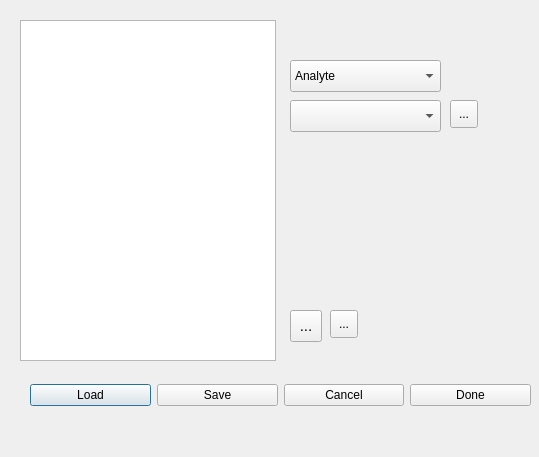
Before: the Qt Designer form designer/FieldSelectionDialog.ui in dhasterok/LaserMapExplorer, drawn with Qt 5.
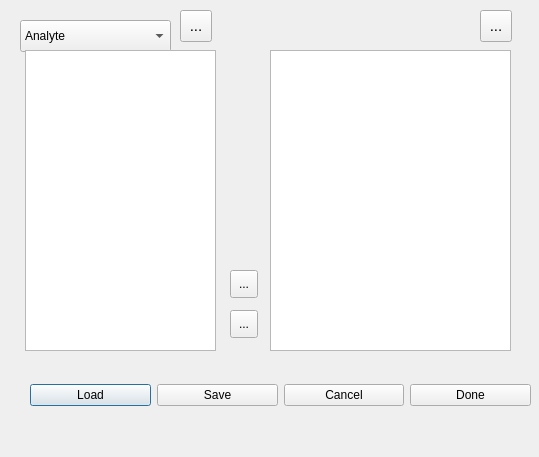
After: the same form once the commit is applied. Icons and pictures are not drawn.

```diff
--- a/designer/FieldSelectionDialog.ui
+++ b/designer/FieldSelectionDialog.ui
@@ -16,8 +16,8 @@
   <widget class="QComboBox" name="comboBoxFieldType">
    <property name="geometry">
     <rect>
-     <x>290</x>
-     <y>60</y>
+     <x>20</x>
+     <y>20</y>
      <width>151</width>
      <height>32</height>
     </rect>
@@ -71,23 +71,10 @@
     </property>
    </item>
   </widget>
-  <widget class="QComboBox" name="comboBoxField">
-   <property name="geometry">
-    <rect>
-     <x>290</x>
-     <y>100</y>
-     <width>151</width>
-     <height>32</height>
-    </rect>
-   </property>
-   <property name="toolTip">
-    <string>Select profile field</string>
-   </property>
-  </widget>
   <widget class="QToolButton" name="toolButtonRemoveField">
    <property name="geometry">
     <rect>
-     <x>330</x>
+     <x>230</x>
      <y>310</y>
      <width>28</width>
      <height>28</height>
@@ -131,8 +118,8 @@
   <widget class="QToolButton" name="toolButtonAddField">
    <property name="geometry">
     <rect>
-     <x>450</x>
-     <y>100</y>
+     <x>230</x>
+     <y>270</y>
      <width>28</width>
      <height>28</height>
     </rect>
@@ -209,8 +196,8 @@
   <widget class="QToolButton" name="toolButtonSortField">
    <property name="geometry">
     <rect>
-     <x>290</x>
-     <y>310</y>
+     <x>180</x>
+     <y>10</y>
      <width>32</width>
      <height>32</height>
     </rect>
@@ -257,10 +244,68 @@
   <widget class="QListWidget" name="listWidgetFieldList">
    <property name="geometry">
     <rect>
-     <x>20</x>
-     <y>20</y>
-     <width>256</width>
-     <height>341</height>
+     <x>25</x>
+     <y>50</y>
+     <width>191</width>
+     <height>301</height>
+    </rect>
+   </property>
+  </widget>
+  <widget class="QToolButton" name="toolButtonSortSelectedFields">
+   <property name="geometry">
+    <rect>
+     <x>480</x>
+     <y>10</y>
+     <width>32</width>
+     <height>32</height>
+    </rect>
+   </property>
+   <property name="minimumSize">
+    <size>
+     <width>32</width>
+     <height>32</height>
+    </size>
+   </property>
+   <property name="maximumSize">
+    <size>
+     <width>32</width>
+     <height>32</height>
+    </size>
+   </property>
+   <property name="font">
+    <font>
+     <pointsize>11</pointsize>
+     <bold>false</bold>
+     <stylestrategy>PreferDefault</stylestrategy>
+    </font>
+   </property>
+   <property name="toolTip">
+    <string>Select method for sorting analytes</string>
+   </property>
+   <property name="text">
+    <string>...</string>
+   </property>
+   <property name="icon">
+    <iconset resource="../resources.qrc">
+     <normaloff>:/resources/icons/icon-sort-64.svg</normaloff>:/resources/icons/icon-sort-64.svg</iconset>
+   </property>
+   <property name="iconSize">
+    <size>
+     <width>28</width>
+     <height>28</height>
+    </size>
+   </property>
+   <property name="popupMode">
+    <enum>QToolButton::InstantPopup</enum>
+   </property>
+  </widget>
+  <widget class="QTableWidget" name="tableWidgetSelectedFields">
+   <property name="geometry">
+    <rect>
+     <x>270</x>
+     <y>50</y>
+     <width>241</width>
+     <height>301</height>
     </rect>
    </property>
   </widget>
```
Left out of the diff: 2 changed lines with no effect on the pictures.
